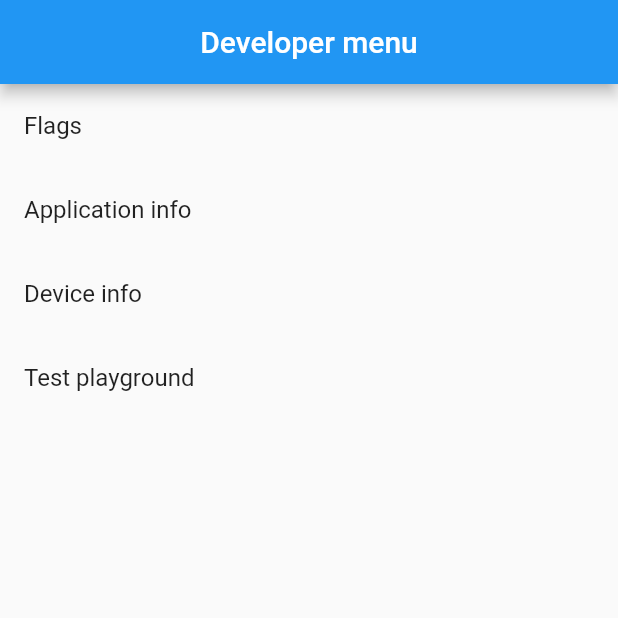
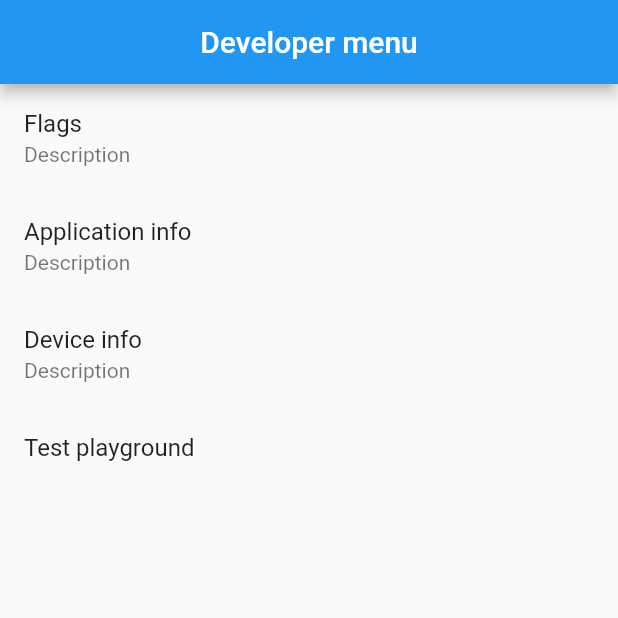
Before and after one commit to uroswork/dev_menu, a Flutter app: the screen it shows after launch, on a phone screen of 412 x 824 dp, the top half of it. Run offline on Flutter 3.47's test engine with Material 2 defaults, Android fonts, the phone set to English and light mode, and no system bars; our stand-ins replace device_info, shared_preferences.

Commit message:
Add list tile subtitle (description)

```diff
--- a/lib/dev_menu.dart
+++ b/lib/dev_menu.dart
@@ -77,14 +77,17 @@ class _DevMenuState extends State<DevMenu> with DeviceInfoHelper {
       {
         'name': 'Flags',
         'widget': FlagsList(list: widget.flags),
+        'description': 'Description',
       },
       {
         'name': 'Application info',
         'widget': AppInfo(appData: _appData),
+        'description': 'Description',
       },
       {
         'name': 'Device info',
         'widget': DeviceInfo(deviceData: _deviceData),
+        'description': 'Description',
       },
       {
         'name': 'Test playground',
@@ -102,6 +105,9 @@ class _DevMenuState extends State<DevMenu> with DeviceInfoHelper {
         children: screens
             .map(
               (item) => ListTile(
+                subtitle: item['description'] != null
+                    ? Text(item['description'])
+                    : Container(),
                 title: Text(item['name']),
                 onTap: () {
                   Navigator.push(
```
